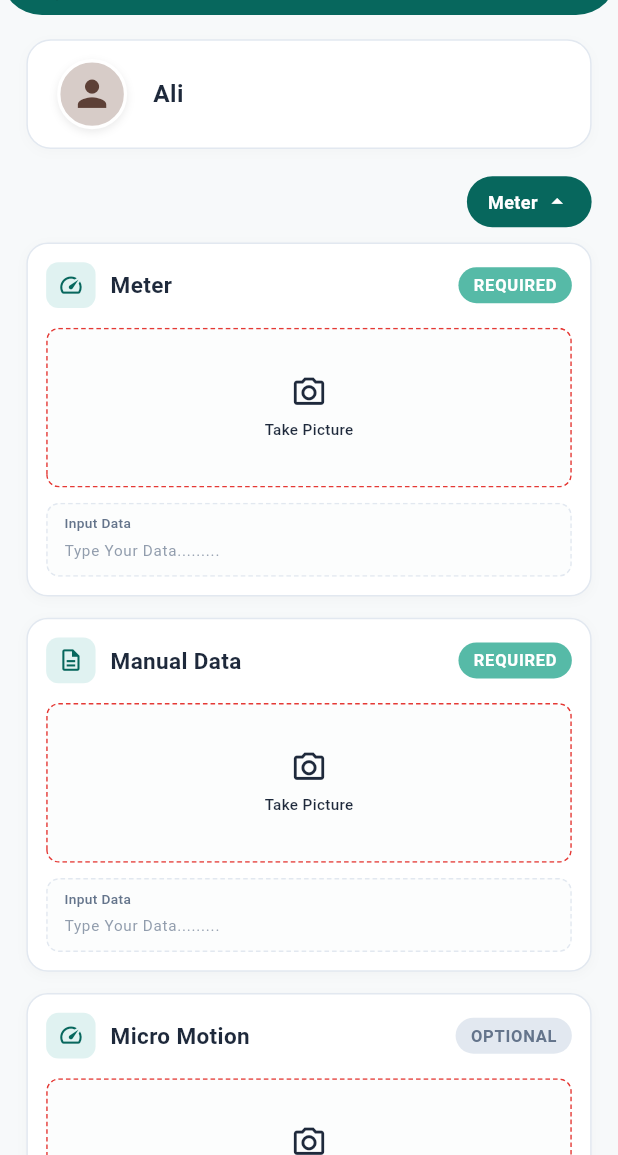
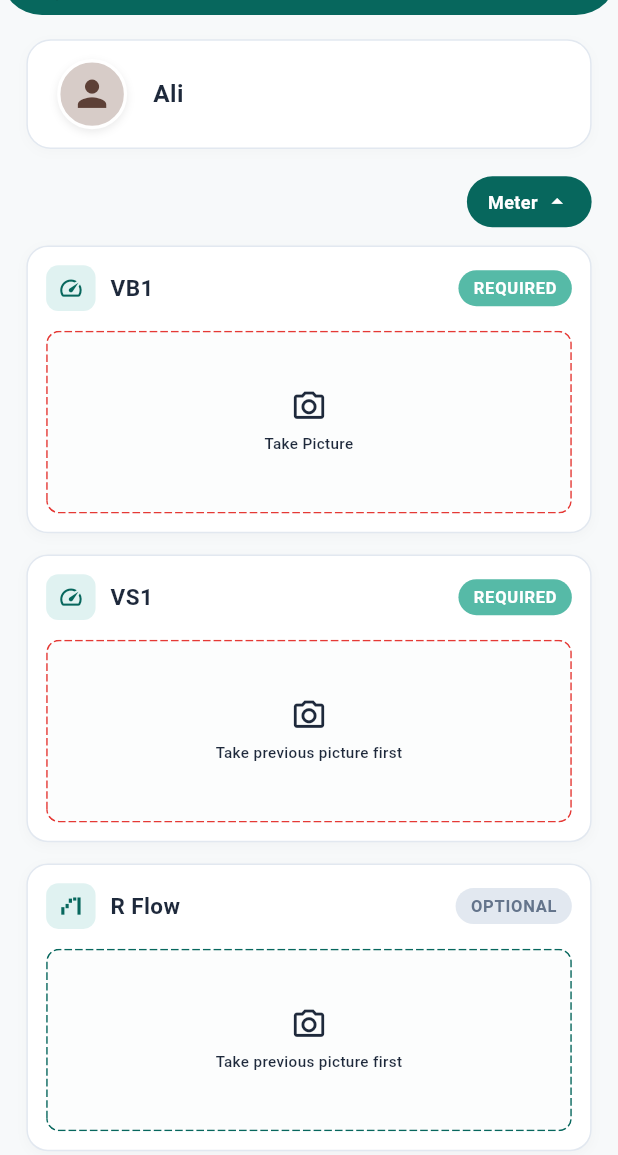
Before and after one commit to Hassan-Developer-cmd/CNG-PUMP, a Flutter app: the DashboardScreen screen opened directly, after a tap on the "refresh" icon, on a phone screen of 412 x 824 dp, the part 81-1236 px from its top. Run offline on Flutter 3.47's test engine with Material 3 defaults, Android fonts, the phone set to English and light mode, and no system bars; our stand-ins replace camera, flutter_screenutil, image_picker.

Commit message:
Timer added for the next picture

```diff
--- a/lib/constants/app_constants.dart
+++ b/lib/constants/app_constants.dart
@@ -36,19 +36,16 @@ class AppConstants {
 
   // Prompts & Labels
   static const String takePicture = 'Take Picture';
-  static const String viewResult = 'View Result';
+  static const String saveData = 'Save Data';
   static const String done = 'Done';
-  static const String inputData = 'Input Data';
-  static const String inputDataHint = 'Type Your Data.........';
-  static const String notProvided = 'Not Provided';
   static const String capturedPictures = 'CAPTURED PICTURES';
   static const String resultSubtitle =
       'Your captured pictures are shown below.';
 
   // Informational text
   static const String infoNoteText =
-      'Capture clear pictures of the required sources. Input Data is optional and can be entered if needed. '
-      'The captured pictures will be shown on the result screen.';
+      'Capture the sources in order. After each required picture, the next required picture must be captured within 2 minutes. '
+      'Micro Motion is optional.';
 
   static const String alignDisplayPrompt = 'Align display within frame';
 }
--- a/lib/models/capture_history_item.dart
+++ b/lib/models/capture_history_item.dart
@@ -18,7 +18,6 @@ class CaptureHistoryItem {
 class CapturedImage {
   final String label;
   final File image;
-  final String inputData;
 
-  CapturedImage({required this.label, required this.image, this.inputData = ''});
+  CapturedImage({required this.label, required this.image});
 }
--- a/lib/models/cng_reading_item.dart
+++ b/lib/models/cng_reading_item.dart
@@ -6,8 +6,12 @@ class CngReadingType {
   const CngReadingType._(this.value);
 
   static const digitalMachine = CngReadingType._('digitalMachine');
+  static const counter = CngReadingType._('counter');
+  static const microMotion = CngReadingType._('microMotion');
+  static const vb1 = CngReadingType._('vb1');
+  static const vs1 = CngReadingType._('vs1');
+  static const rFlow = CngReadingType._('rFlow');
   static const manualData = CngReadingType._('manualData');
-  static const microMotion = CngReadingType._('microMotion');
   static const suiGas = CngReadingType._('suiGas');
 }
 
@@ -19,7 +23,6 @@ class CngReadingItem {
   String title;
   IconData icon;
   File? image;
-  String inputData;
 
   CngReadingItem({
     required this.type,
@@ -27,16 +30,12 @@ class CngReadingItem {
     required this.isRequired,
     required this.icon,
     this.image,
-    this.inputData = '',
   });
 
   bool get hasImage => image != null;
-  bool get hasInputData => inputData.trim().isNotEmpty;
-  // Input Data is optional. A required item is complete once its picture is captured.
   bool get isComplete => isRequired ? hasImage : true;
 
   void reset() {
     image = null;
-    inputData = '';
   }
 }
--- a/lib/providers/capture_provider.dart
+++ b/lib/providers/capture_provider.dart
@@ -1,66 +1,135 @@
+import 'dart:async';
 import 'dart:io';
 import 'package:flutter/material.dart';
 import '../constants/app_constants.dart';
 import '../models/cng_reading_item.dart';
 
-/// Stores the manually entered input data and captured pictures.
-/// No OCR, text extraction, comparison, or difference calculation is used.
+/// Manages the capture sequence for Meter and Nozzle sources.
+/// There is no OCR, text extraction, comparison, or numerical calculation.
 class CaptureProvider extends ChangeNotifier {
-  final List<CngReadingItem> _cngItems = [
-    CngReadingItem(type: CngReadingType.digitalMachine, title: AppConstants.meterLabel, isRequired: true, icon: Icons.speed_outlined),
-    CngReadingItem(type: CngReadingType.manualData, title: AppConstants.manualData, isRequired: true, icon: Icons.description_outlined),
-    CngReadingItem(type: CngReadingType.microMotion, title: AppConstants.microMotion, isRequired: false, icon: Icons.speed_outlined),
-  ];
+  static const int captureTimeoutSeconds = 120;
 
+  final List<CngReadingItem> _cngItems = [];
   PrimarySourceMode _primarySourceMode = PrimarySourceMode.meter;
+  Timer? _captureTimer;
+  int _remainingSeconds = captureTimeoutSeconds;
+
+  CaptureProvider() {
+    _buildItemsForMode(_primarySourceMode);
+  }
+
   PrimarySourceMode get primarySourceMode => _primarySourceMode;
   List<CngReadingItem> get readingItems => List.unmodifiable(_cngItems);
+  int get remainingSeconds => _remainingSeconds;
+  bool get timerActive => _captureTimer?.isActive ?? false;
+
+  String get formattedRemainingTime {
+    final minutes = _remainingSeconds ~/ 60;
+    final seconds = _remainingSeconds % 60;
+    return '${minutes.toString().padLeft(2, '0')}:${seconds.toString().padLeft(2, '0')}';
+  }
+
+  /// The next card in the capture sequence. The third card is optional.
+  int get nextCaptureIndex {
+    for (int i = 0; i < _cngItems.length; i++) {
+      if (_cngItems[i].isRequired && !_cngItems[i].hasImage) return i;
+    }
+    return -1;
+  }
+
+  bool canCapture(int index) {
+    if (index < 0 || index >= _cngItems.length) return false;
+    if (_cngItems[index].hasImage) return true; // Retake is allowed.
+    if (index == nextCaptureIndex) return true;
+    // Once both required pictures are captured, the optional third picture is available.
+    return index == 2 && _cngItems[0].hasImage && _cngItems[1].hasImage;
+  }
+
+  void _buildItemsForMode(PrimarySourceMode mode) {
+    _cngItems
+      ..clear()
+      ..addAll(
+        mode == PrimarySourceMode.meter
+            ? [
+                CngReadingItem(
+                  type: CngReadingType.vb1,
+                  title: 'VB1',
+                  isRequired: true,
+                  icon: Icons.speed_outlined,
+                ),
+                CngReadingItem(
+                  type: CngReadingType.vs1,
+                  title: 'VS1',
+                  isRequired: true,
+                  icon: Icons.speed_outlined,
+                ),
+                CngReadingItem(
+                  type: CngReadingType.rFlow,
+                  title: 'R Flow',
+                  isRequired: false,
+                  icon: Icons.waterfall_chart_outlined,
+                ),
+              ]
+            : [
+                CngReadingItem(
+                  type: CngReadingType.digitalMachine,
+                  title: AppConstants.digitalMachine,
+                  isRequired: true,
+                  icon: Icons.speed_outlined,
+                ),
+                CngReadingItem(
+                  type: CngReadingType.counter,
+                  title: 'Counter',
+                  isRequired: true,
+                  icon: Icons.pin_outlined,
+                ),
+                CngReadingItem(
+                  type: CngReadingType.microMotion,
+                  title: AppConstants.microMotion,
+                  isRequired: false,
+                  icon: Icons.speed_outlined,
+                ),
+              ],
+      );
+  }
 
   void setPrimarySourceMode(PrimarySourceMode mode) {
     if (mode == _primarySourceMode) return;
+    _stopTimer();
     _primarySourceMode = mode;
-    for (final item in _cngItems) {
-      item.reset();
-    }
-    if (mode == PrimarySourceMode.meter) {
-      _cngItems[0].title = AppConstants.meterLabel;
-      _cngItems[0].icon = Icons.speed_outlined;
-      _cngItems[1].title = AppConstants.manualData;
-      _cngItems[1].icon = Icons.description_outlined;
-      _cngItems[2].title = AppConstants.microMotion;
-      _cngItems[2].icon = Icons.speed_outlined;
-    } else {
-      _cngItems[0].title = 'VB1';
-      _cngItems[0].icon = Icons.local_fire_department_outlined;
-      _cngItems[1].title = 'VS1';
-      _cngItems[1].icon = Icons.local_fire_department_outlined;
-      _cngItems[2].title = 'R Flow';
-      _cngItems[2].icon = Icons.local_fire_department_outlined;
-    }
+    _buildItemsForMode(mode);
+    _resetTimerValue();
     notifyListeners();
   }
 
   CngReadingItem getItemByType(CngReadingType type) =>
       _cngItems.firstWhere((item) => item.type == type);
 
-  File? getImage(int index) => index >= 0 && index < _cngItems.length ? _cngItems[index].image : null;
+  File? getImage(int index) =>
+      index >= 0 && index < _cngItems.length ? _cngItems[index].image : null;
 
-  List<File?> get images => _cngItems.map((item) => item.image).toList(growable: false);
-
-  void setInputData(int index, String value) {
-    if (index < 0 || index >= _cngItems.length) return;
-    _cngItems[index].inputData = value;
-    notifyListeners();
-  }
-
-  void setInputDataByType(CngReadingType type, String value) {
-    final index = _cngItems.indexWhere((item) => item.type == type);
-    if (index != -1) setInputData(index, value);
-  }
+  List<File?> get images =>
+      _cngItems.map((item) => item.image).toList(growable: false);
 
   Future<void> setImage(int index, File image) async {
     if (index < 0 || index >= _cngItems.length) return;
+    if (!canCapture(index)) return;
+
+    final bool wasEmpty = !_cngItems[index].hasImage;
     _cngItems[index].image = image;
+
+    // The two-minute countdown starts after a new required picture and waits
+    // for the next required picture. It does not apply after the final
+    // required picture because the third card is optional.
+    if (wasEmpty && _cngItems[index].isRequired) {
+      final int nextRequired = nextCaptureIndex;
+      if (nextRequired != -1) {
+        _startTimer();
+      } else {
+        _stopTimer();
+      }
+    }
+
     notifyListeners();
   }
 
@@ -69,8 +138,6 @@ class CaptureProvider extends ChangeNotifier {
     if (index != -1) await setImage(index, image);
   }
 
-  // Only required pictures are needed before viewing the result.
-  // Input Data is optional and is never used to enable/disable the result.
   bool get requiredPicturesProvided =>
       _cngItems.where((item) => item.isRequired).every((item) => item.hasImage);
 
@@ -79,11 +146,62 @@ class CaptureProvider extends ChangeNotifier {
   void clearImage(int index) {
     if (index < 0 || index >= _cngItems.length) return;
     _cngItems[index].image = null;
+    _stopTimer();
+    _resetTimerValue();
+
+    // If a required picture is removed while an earlier required picture
+    // still exists, give the user two minutes to continue the sequence.
+    if (index > 0 && _cngItems[index - 1].hasImage && _cngItems[index].isRequired) {
+      _startTimer();
+    }
     notifyListeners();
   }
 
   void clearAll() {
+    _stopTimer();
     for (final item in _cngItems) item.reset();
+    _resetTimerValue();
     notifyListeners();
   }
+
+  void _startTimer() {
+    _captureTimer?.cancel();
+    _remainingSeconds = captureTimeoutSeconds;
+    _captureTimer = Timer.periodic(const Duration(seconds: 1), (timer) {
+      if (_remainingSeconds <= 1) {
+        timer.cancel();
+        _remainingSeconds = 0;
+        _clearExpiredCapture();
+        return;
+      }
+      _remainingSeconds--;
+      notifyListeners();
+    });
+    notifyListeners();
+  }
+
+  void _clearExpiredCapture() {
+    // If the next required picture was not taken within two minutes,
+    // restart the sequence so the previous picture also disappears.
+    for (final item in _cngItems) {
+      item.reset();
+    }
+    _resetTimerValue();
+    notifyListeners();
+  }
+
+  void _stopTimer() {
+    _captureTimer?.cancel();
+    _captureTimer = null;
+  }
+
+  void _resetTimerValue() {
+    _remainingSeconds = captureTimeoutSeconds;
+  }
+
+  @override
+  void dispose() {
+    _stopTimer();
+    super.dispose();
+  }
 }
--- a/lib/screens/dashboard/dashboard_screen.dart
+++ b/lib/screens/dashboard/dashboard_screen.dart
@@ -28,10 +28,7 @@ class DashboardScreen extends StatelessWidget {
       MaterialPageRoute(builder: (context) => const CameraScreen()),
     );
     if (capturedFile != null && context.mounted) {
-      await context.read<CaptureProvider>().setImageByType(
-        type,
-        capturedFile,
-      );
+      await context.read<CaptureProvider>().setImageByType(type, capturedFile);
     }
   }
 
@@ -39,7 +36,7 @@ class DashboardScreen extends StatelessWidget {
     final provider = context.read<CaptureProvider>();
     final captured = provider.readingItems
         .where((item) => item.hasImage)
-        .map((item) => CapturedImage(label: item.title, image: item.image!, inputData: item.inputData))
+        .map((item) => CapturedImage(label: item.title, image: item.image!))
         .toList();
 
     context.read<HistoryProvider>().addCapture(images: captured);
@@ -55,7 +52,6 @@ class DashboardScreen extends StatelessWidget {
     return SafeArea(
       child: Scaffold(
         backgroundColor: AppColors.scaffoldBackground,
-        // APP BAR
         appBar: CustomCurvedAppBar(
           title: AppConstants.appName,
           showLogo: true,
@@ -65,14 +61,12 @@ class DashboardScreen extends StatelessWidget {
                 return IconButton(
                   icon: const Icon(Icons.refresh, color: Colors.white),
                   tooltip: 'Clear All',
-                  onPressed: () => provider.clearAll(),
+                  onPressed: provider.clearAll,
                 );
               },
             ),
           ],
         ),
-
-        // BODY
         body: Consumer<CaptureProvider>(
           builder: (context, provider, child) {
             final items = provider.readingItems;
@@ -83,7 +77,6 @@ class DashboardScreen extends StatelessWidget {
               child: Column(
                 crossAxisAlignment: CrossAxisAlignment.stretch,
                 children: [
-                  // USER PROFILE
                   UserProfileHeader(),
                   SizedBox(height: 18.h),
                   Row(
@@ -95,39 +88,78 @@ class DashboardScreen extends StatelessWidget {
                       ),
                     ],
                   ),
-                  SizedBox(height: 10.h),
+                  SizedBox(height: 12.h),
 
-                  // READING CARDS
-                  ...items.map((item) {
+                  if (provider.timerActive) ...[
+                    Container(
+                      padding: EdgeInsets.symmetric(
+                        horizontal: 12.w,
+                        vertical: 9.h,
+                      ),
+                      decoration: BoxDecoration(
+                        color: AppColors.lightTeal,
+                        borderRadius: BorderRadius.circular(10.r),
+                        border: Border.all(
+                          color: AppColors.primaryTeal.withValues(alpha: 0.25),
+                        ),
+                      ),
+                      child: Row(
+                        children: [
+                          Icon(
+                            Icons.timer_outlined,
+                            size: 18.sp,
+                            color: AppColors.primaryTeal,
+                          ),
+                          SizedBox(width: 7.w),
+                          Expanded(
+                            child: Text(
+                              'Take the next picture within 2 minutes',
+                              style: TextStyle(
+                                fontSize: 11.sp,
+                                fontWeight: FontWeight.w600,
+                                color: AppColors.textPrimary,
+                              ),
+                            ),
+                          ),
+                          Text(
+                            provider.formattedRemainingTime,
+                            style: TextStyle(
+                              fontSize: 14.sp,
+                              fontWeight: FontWeight.w800,
+                              color: AppColors.primaryTeal,
+                            ),
+                          ),
+                        ],
+                      ),
+                    ),
+                    SizedBox(height: 12.h),
+                  ],
+
+                  ...items.asMap().entries.map((entry) {
+                    final index = entry.key;
+                    final item = entry.value;
                     return Padding(
                       padding: EdgeInsets.only(bottom: 14.h),
                       child: CngReadingCard(
                         item: item,
+                        isCaptureEnabled: provider.canCapture(index),
                         onCustomCameraRequested: () =>
                             _openCamera(context, item.type),
-                        onImageCaptured: (file) =>
-                            provider.setImageByType(item.type, file),
-                        onInputDataChanged: (value) =>
-                            provider.setInputDataByType(item.type, value),
                       ),
                     );
                   }),
 
                   SizedBox(height: 2.h),
-                  // DIVIDER
                   Divider(color: AppColors.divider, height: 1),
                   SizedBox(height: 16.h),
-                  // INFO NOTE
                   InfoNoteCard(),
                   SizedBox(height: 20.h),
-                  // RESULT BUTTON
                   CustomPrimaryButton(
-                    text: AppConstants.viewResult,
-                    icon: Icons.arrow_forward_rounded,
+                    text: AppConstants.saveData,
+                    icon: Icons.compare_arrows,
                     isEnabled: provider.canViewResult,
                     onPressed: () => _navigateToResult(context),
                   ),
-
                   SizedBox(height: 8.h),
                 ],
               ),
--- a/lib/widgets/dashboard/cng_reading_card.dart
+++ b/lib/widgets/dashboard/cng_reading_card.dart
@@ -1,7 +1,8 @@
 import 'dart:io';
+
 import 'package:flutter/material.dart';
 import 'package:flutter_screenutil/flutter_screenutil.dart';
-import 'package:image_picker/image_picker.dart';
+
 import '../../constants/app_colors.dart';
 import '../../constants/app_constants.dart';
 import '../../constants/app_typography.dart';
@@ -9,68 +10,21 @@ import '../../models/cng_reading_item.dart';
 import '../shared_widgets/dashed_border_box.dart';
 import '../shared_widgets/status_badge.dart';
 
-class CngReadingCard extends StatefulWidget {
+class CngReadingCard extends StatelessWidget {
   final CngReadingItem item;
-  final Function(File image) onImageCaptured;
-  final Function(String text) onInputDataChanged;
   final VoidCallback? onCustomCameraRequested;
+  final bool isCaptureEnabled;
 
   const CngReadingCard({
     super.key,
     required this.item,
-    required this.onImageCaptured,
-    required this.onInputDataChanged,
     this.onCustomCameraRequested,
+    this.isCaptureEnabled = true,
   });
 
-  @override
-  State<CngReadingCard> createState() => _CngReadingCardState();
-}
-
-class _CngReadingCardState extends State<CngReadingCard> {
-  late final TextEditingController _controller;
-  final ImagePicker _picker = ImagePicker();
-
-  @override
-  void initState() {
-    super.initState();
-    _controller = TextEditingController(text: widget.item.inputData);
-  }
-
-  @override
-  void didUpdateWidget(covariant CngReadingCard oldWidget) {
-    super.didUpdateWidget(oldWidget);
-    if (widget.item.inputData != _controller.text) {
-      _controller.value = TextEditingValue(
-        text: widget.item.inputData,
-        selection: TextSelection.collapsed(offset: widget.item.inputData.length),
-      );
-    }
-  }
-
-  @override
-  void dispose() {
-    _controller.dispose();
-    super.dispose();
-  }
-
-
-  Future<void> _handlePictureTap() async {
-    if (widget.onCustomCameraRequested != null) {
-      widget.onCustomCameraRequested!();
-      return;
-    }
-    try {
-      final XFile? photo = await _picker.pickImage(
-        source: ImageSource.camera,
-        maxWidth: 2048,
-        maxHeight: 2048,
-        imageQuality: 100,
-      );
-      if (photo != null) widget.onImageCaptured(File(photo.path));
-    } catch (e) {
-      debugPrint('Error picking image: $e');
-    }
+  void _handlePictureTap() {
+    if (!isCaptureEnabled) return;
+    onCustomCameraRequested?.call();
   }
 
   @override
@@ -102,17 +56,21 @@ class _CngReadingCardState extends State<CngReadingCard> {
                   color: AppColors.lightTeal,
                   borderRadius: BorderRadius.circular(8.r),
                 ),
-                child: Icon(widget.item.icon, size: 17.sp, color: AppColors.primaryTeal),
+                child: Icon(
+                  item.icon,
+                  size: 17.sp,
+                  color: AppColors.primaryTeal,
+                ),
               ),
               SizedBox(width: 9.w),
-              Expanded(child: Text(widget.item.title, style: AppTypography.sectionTitle)),
-              StatusBadge(isRequired: widget.item.isRequired),
+              Expanded(
+                child: Text(item.title, style: AppTypography.sectionTitle),
+              ),
+              StatusBadge(isRequired: item.isRequired),
             ],
           ),
           SizedBox(height: 13.h),
           _buildPictureBox(),
-          SizedBox(height: 10.h),
-          _buildInputDataBox(),
         ],
       ),
     );
@@ -120,34 +78,61 @@ class _CngReadingCardState extends State<CngReadingCard> {
 
   Widget _buildPictureBox() {
     return DashedBorderBox(
-      borderColor: widget.item.hasImage ? AppColors.dashedTeal : AppColors.dashedRed,
+      // Required cards = red dotted border
+      // Optional last card = green/teal dotted border
+      // Captured card = green/teal dotted border
+      borderColor: item.hasImage
+          ? AppColors.dashedTeal
+          : !item.isRequired
+          ? AppColors.dashedTeal
+          : AppColors.dashedRed,
+
       backgroundColor: const Color(0xFFFCFDFD),
       borderRadius: 8.r,
       strokeWidth: 1.r,
-      dashLength: 3.r,
+
+      // Longer and clearer dotted segments
+      dashLength: 5.r,
       dashGap: 2.r,
+
       padding: EdgeInsets.zero,
       onTap: _handlePictureTap,
+
       child: SizedBox(
-        height: 105.h,
+        height: 120.h,
         width: double.infinity,
-        child: widget.item.hasImage
-            ? _buildCapturedImage(widget.item.image!)
-            : _buildEmptyPictureContent(),
+        child: item.hasImage
+            ? _buildCapturedImage(item.image!)
+            : _buildEmptyPictureContent(!isCaptureEnabled),
       ),
     );
   }
 
-  Widget _buildEmptyPictureContent() => Column(
+  Widget _buildEmptyPictureContent(bool disabled) {
+    return Column(
       mainAxisAlignment: MainAxisAlignment.center,
       children: [
-          Icon(Icons.camera_alt_outlined, size: 24.sp, color: AppColors.textPrimary),
+        Icon(
+          Icons.camera_alt_outlined,
+          size: 24.sp,
+          color: AppColors.textPrimary,
+        ),
         SizedBox(height: 5.h),
-          Text(AppConstants.takePicture, style: TextStyle(fontSize: 10.sp, color: AppColors.textPrimary, fontWeight: FontWeight.w500)),
+        Text(
+          disabled ? 'Take previous picture first' : AppConstants.takePicture,
+          textAlign: TextAlign.center,
+          style: TextStyle(
+            fontSize: 10.sp,
+            color: AppColors.textPrimary,
+            fontWeight: FontWeight.w500,
+          ),
+        ),
       ],
     );
+  }
 
-  Widget _buildCapturedImage(File image) => ClipRRect(
+  Widget _buildCapturedImage(File image) {
+    return ClipRRect(
       borderRadius: BorderRadius.circular(8.r),
       child: Stack(
         fit: StackFit.expand,
@@ -159,45 +144,25 @@ class _CngReadingCardState extends State<CngReadingCard> {
             bottom: 7.h,
             child: Container(
               padding: EdgeInsets.symmetric(horizontal: 7.w, vertical: 4.h),
-                decoration: BoxDecoration(color: Colors.black.withValues(alpha: 0.65), borderRadius: BorderRadius.circular(5.r)),
-                child: Row(mainAxisSize: MainAxisSize.min, children: [
+              decoration: BoxDecoration(
+                color: Colors.black.withValues(alpha: 0.65),
+                borderRadius: BorderRadius.circular(5.r),
+              ),
+              child: Row(
+                mainAxisSize: MainAxisSize.min,
+                children: [
                   Icon(Icons.camera_alt, color: Colors.white, size: 12.sp),
                   SizedBox(width: 4.w),
-                  Text('Retake', style: TextStyle(color: Colors.white, fontSize: 9.sp, fontWeight: FontWeight.w600)),
-                ]),
+                  Text(
+                    'Retake',
+                    style: TextStyle(
+                      color: Colors.white,
+                      fontSize: 9.sp,
+                      fontWeight: FontWeight.w600,
                     ),
                   ),
                 ],
               ),
-      );
-
-  Widget _buildInputDataBox() {
-    return DashedBorderBox(
-      // Input Data is optional, so an empty field is not shown as an error.
-      borderColor: widget.item.hasInputData
-          ? AppColors.dashedTeal
-          : AppColors.borderLight,
-      backgroundColor: const Color(0xFFFCFDFD),
-      borderRadius: 8.r,
-      strokeWidth: 1.r,
-      dashLength: 3.r,
-      dashGap: 2.r,
-      padding: EdgeInsets.symmetric(horizontal: 11.w, vertical: 7.h),
-      child: Column(
-        crossAxisAlignment: CrossAxisAlignment.start,
-        children: [
-          Text(AppConstants.inputData, style: TextStyle(fontSize: 9.sp, fontWeight: FontWeight.w500, color: AppColors.textSecondary)),
-          SizedBox(height: 1.h),
-          TextField(
-            controller: _controller,
-            onChanged: widget.onInputDataChanged,
-            style: TextStyle(fontSize: 11.sp, color: AppColors.textPrimary),
-            decoration: InputDecoration(
-              isDense: true,
-              contentPadding: EdgeInsets.symmetric(vertical: 2.h),
-              border: InputBorder.none,
-              hintText: AppConstants.inputDataHint,
-              hintStyle: TextStyle(fontSize: 10.sp, color: AppColors.textSecondary.withValues(alpha: 0.7)),
             ),
           ),
         ],
```
Also changed, not shown: lib/screens/result_screen/result_screen.dart (+1 -21 lines), 1 other file. Lines whose indentation alone changed are shown as unchanged.
